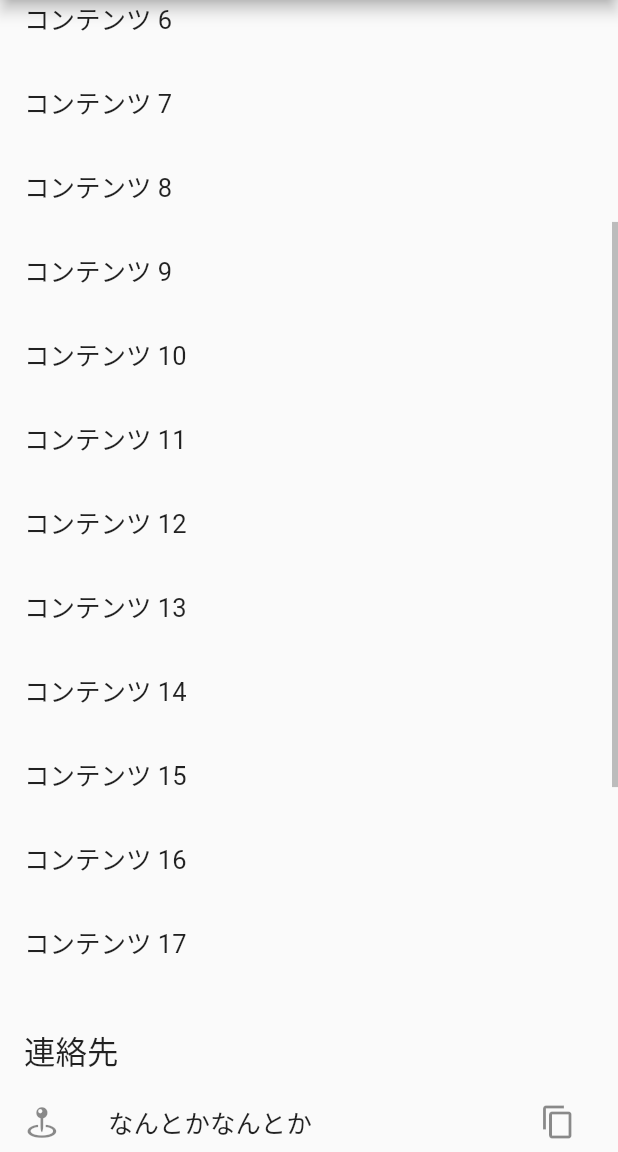
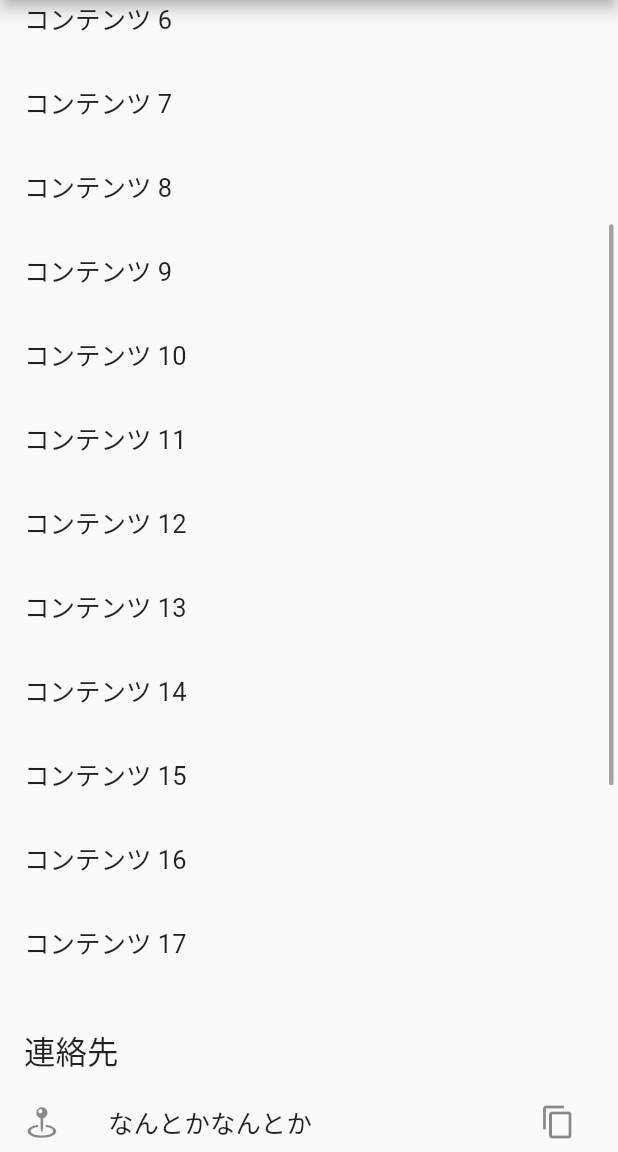
Before and after one commit to knttnk/mypage, a Flutter app: the screen it shows after launch, scrolled down 446 dp, on a phone screen of 412 x 824 dp, the part 84-1236 px from its top. Run offline on Flutter 3.47's test engine with Material 2 defaults, Android fonts, the phone set to English and light mode, and no system bars; generated files the repository leaves out were written again; Roboto replaces fonts that are missing (MPlus1Gothic).

Commit message:
スクロールの仕様変更

```diff
--- a/lib/settings.dart
+++ b/lib/settings.dart
@@ -1,4 +1,5 @@
 import 'dart:ui';
+import 'package:flutter/cupertino.dart';
 import "package:flutter/material.dart";
 
 abstract class Settings {
@@ -23,7 +24,7 @@ class CustomScrollBehavior extends MaterialScrollBehavior {
       case Axis.horizontal:
         return child;
       case Axis.vertical:
-        return Scrollbar(
+        return CupertinoScrollbar(
           thumbVisibility: true,
           controller: details.controller,
           child: child,
@@ -31,11 +32,9 @@ class CustomScrollBehavior extends MaterialScrollBehavior {
     }
   }
 
-  /// https://note.com/hatchoutschool/n/nfe12a0aa069a
-  /// モバイルでもドラッグできるように
   @override
   Set<PointerDeviceKind> get dragDevices => {
         PointerDeviceKind.touch,
-        PointerDeviceKind.mouse,
+        // PointerDeviceKind.mouse,
       };
 }
```
